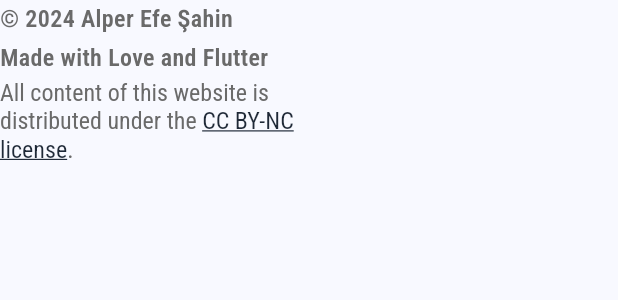
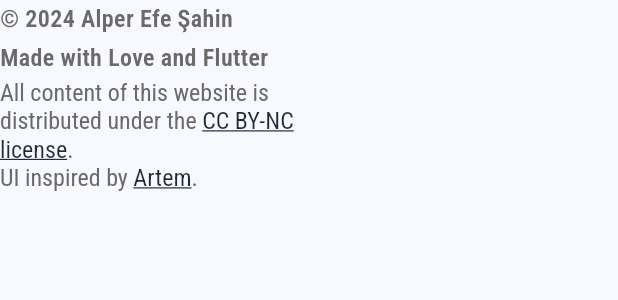
Before and after one commit to FlutterWiz/Flutter-Portfolio, a Flutter app: the CopyrightFooter widget shown alone on an empty page, opened directly, on a phone screen of 412 x 824 dp. Shown: the top 300 px of the screen. Run offline on Flutter 3.47's test engine with Material 3 defaults, Android fonts, the phone set to English and light mode, and no system bars; our stand-ins replace font_awesome_flutter, google_fonts.

Commit message:
Update copyright_footer.dart

```diff
--- a/lib/core/design_system/footer/widgets/copyright_footer.dart
+++ b/lib/core/design_system/footer/widgets/copyright_footer.dart
@@ -18,7 +18,8 @@ class CopyrightFooter extends StatelessWidget with LaunchMixin {
         crossAxisAlignment: CrossAxisAlignment.start,
         children: [
           CustomText(
-            text: '© ${DateTime.now().year} Alper Efe Şahin\nMade with Love and Flutter',
+            text:
+                '© ${DateTime.now().year} Alper Efe Şahin\nMade with Love and Flutter',
             color: grey,
             fontSize: 16,
             fontWeight: FontWeight.w600,
@@ -55,6 +56,37 @@ class CopyrightFooter extends StatelessWidget with LaunchMixin {
               ],
             ),
           ),
+          RichText(
+            text: TextSpan(
+              text: 'UI inspired by ',
+              style: GoogleFonts.robotoCondensed(
+                color: grey,
+                fontSize: 16,
+              ),
+              children: [
+                TextSpan(
+                  recognizer: TapGestureRecognizer()
+                    ..onTap = () => launchUrlInWeb(
+                          isWebsite: true,
+                          websitePath: 'https://kettanaito.com',
+                        ),
+                  text: 'Artem',
+                  style: GoogleFonts.robotoCondensed(
+                    decoration: TextDecoration.underline,
+                    color: black,
+                    fontSize: 16,
+                  ),
+                ),
+                TextSpan(
+                  text: '.',
+                  style: GoogleFonts.robotoCondensed(
+                    color: grey,
+                    fontSize: 16,
+                  ),
+                ),
+              ],
+            ),
+          ),
         ],
       ),
     );
```
